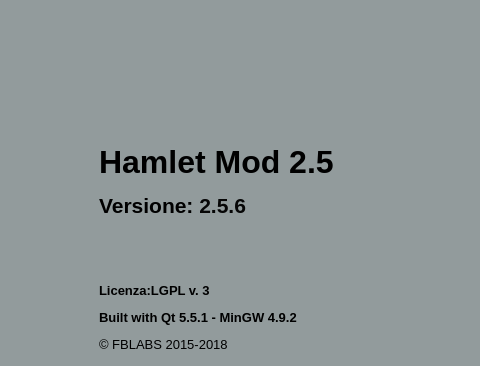
Above: mainwindow.ui from fblabs/hamlet-mod-sancon before the change; both pictures show x 398 to 878 and y 0 to 366 of the 1112 by 780 pixel window. Below: the same form after it.
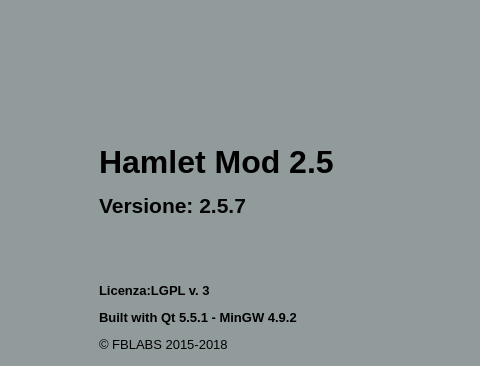
That is the form after the change. Icons and pictures are not drawn.

What changed in the file:
```diff
--- a/mainwindow.ui
+++ b/mainwindow.ui
@@ -555,7 +555,7 @@
       <item>
        <widget class="QLabel" name="label_2">
         <property name="text">
-         <string>&lt;html&gt;&lt;head/&gt;&lt;body&gt;&lt;p&gt;&lt;span style=&quot; font-size:24pt; font-weight:600;&quot;&gt;Hamlet Mod 2.5&lt;/span&gt;&lt;/p&gt;&lt;p&gt;&lt;span style=&quot; font-size:16pt; font-weight:600;&quot;&gt;Versione: &lt;/span&gt;&lt;span style=&quot; font-size:16pt; font-weight:600; color:#060606;&quot;&gt;2.5.6&lt;/span&gt;&lt;br/&gt;&lt;/p&gt;&lt;p&gt;&lt;br/&gt;&lt;/p&gt;&lt;p&gt;&lt;span style=&quot; font-size:10pt; font-weight:600;&quot;&gt;Licenza:LGPL v. 3&lt;/span&gt;&lt;/p&gt;&lt;p&gt;&lt;span style=&quot; font-size:10pt; font-weight:600;&quot;&gt;Built with Qt 5.5.1 - MinGW 4.9.2&lt;/span&gt;&lt;/p&gt;&lt;p&gt;&lt;span style=&quot; font-size:10pt;&quot;&gt;© FBLABS 2015-2018&lt;/span&gt;&lt;/p&gt;&lt;p&gt;&lt;a href=&quot;https://www.github.com/fblabs/hamlet-mod-sancon&quot;&gt;&lt;span style=&quot; text-decoration: underline; color:#0000ff;&quot;&gt;Sorgenti (github)&lt;/span&gt;&lt;/a&gt;&lt;/p&gt;&lt;/body&gt;&lt;/html&gt;</string>
+         <string>&lt;html&gt;&lt;head/&gt;&lt;body&gt;&lt;p&gt;&lt;span style=&quot; font-size:24pt; font-weight:600;&quot;&gt;Hamlet Mod 2.5&lt;/span&gt;&lt;/p&gt;&lt;p&gt;&lt;span style=&quot; font-size:16pt; font-weight:600;&quot;&gt;Versione: &lt;/span&gt;&lt;span style=&quot; font-size:16pt; font-weight:600; color:#060606;&quot;&gt;2.5.7&lt;/span&gt;&lt;br/&gt;&lt;/p&gt;&lt;p&gt;&lt;br/&gt;&lt;/p&gt;&lt;p&gt;&lt;span style=&quot; font-size:10pt; font-weight:600;&quot;&gt;Licenza:LGPL v. 3&lt;/span&gt;&lt;/p&gt;&lt;p&gt;&lt;span style=&quot; font-size:10pt; font-weight:600;&quot;&gt;Built with Qt 5.5.1 - MinGW 4.9.2&lt;/span&gt;&lt;/p&gt;&lt;p&gt;&lt;span style=&quot; font-size:10pt;&quot;&gt;© FBLABS 2015-2018&lt;/span&gt;&lt;/p&gt;&lt;p&gt;&lt;a href=&quot;https://www.github.com/fblabs/hamlet-mod-sancon&quot;&gt;&lt;span style=&quot; text-decoration: underline; color:#0000ff;&quot;&gt;Sorgenti (github)&lt;/span&gt;&lt;/a&gt;&lt;/p&gt;&lt;/body&gt;&lt;/html&gt;</string>
         </property>
         <property name="scaledContents">
          <bool>false</bool>
```
Left out of the diff: 2 changed lines with no effect on the pictures.
